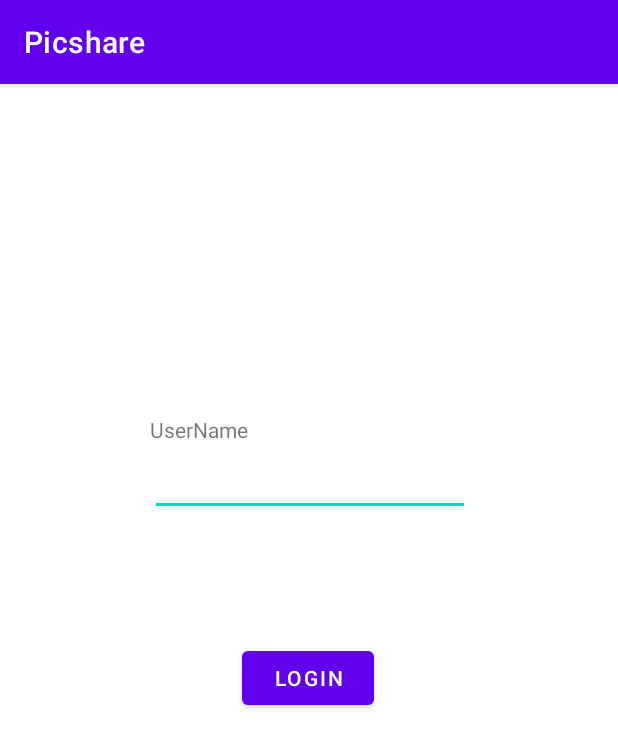
After one commit to pmvs-2021/labrabota11gruppa12-picshare, an Android app: the LoginActivity screen opened directly, with no data from a screen before it, on a phone screen of 412 x 824 dp. The commit adds this screen. Shown: the top 748 px of the screen. Run offline under Robolectric (Android 15) with nearby library versions, the phone set to English and light mode, and no system bars; our stand-ins replace Volley.

Commit message:
login activity created

```diff
--- /dev/null
+++ b/Picshare/app/src/main/java/com/example/picshare/activities/LoginActivity.kt
@@ -0,0 +1,74 @@
+package com.example.picshare.activities
+
+import android.content.Intent
+import android.content.SharedPreferences
+import androidx.appcompat.app.AppCompatActivity
+import android.os.Bundle
+import android.util.Log
+import android.view.View
+import android.widget.Button
+import android.widget.EditText
+import android.widget.Toast
+import androidx.core.text.set
+import com.android.volley.toolbox.Volley
+import com.example.picshare.Metadata
+import com.example.picshare.R
+import com.example.picshare.domain.User
+import com.example.picshare.service.SubscriberService
+import com.example.picshare.service.UserService
+import com.google.android.material.snackbar.BaseTransientBottomBar
+import com.google.android.material.snackbar.Snackbar
+import java.util.concurrent.ExecutionException
+
+class LoginActivity : AppCompatActivity() {
+    private var uname: EditText? = null
+    var loginBtn: Button? = null
+    var pref: SharedPreferences? = null
+    var inten: Intent? = null
+
+    override fun onCreate(savedInstanceState: Bundle?) {
+        super.onCreate(savedInstanceState)
+        setContentView(R.layout.activity_login)
+        Metadata.requests = Volley.newRequestQueue(this)
+        uname = findViewById(R.id.txtName)
+        loginBtn = findViewById(R.id.btnLogin)
+        pref = getSharedPreferences("user_details", MODE_PRIVATE)
+        inten = Intent(this@LoginActivity, DrawActivity::class.java)
+        if (pref!!.contains("username") && pref!!.contains("id")) {
+            startActivity(inten)
+            Metadata.thisUser = User(pref!!.getInt("id", 0), pref!!.getString("username", "")!!,
+                "")
+        }
+        loginBtn!!.setOnClickListener {
+            val username: String = uname!!.text.toString()
+            startAddUser(it, username)
+        }
+    }
+
+    private fun startAddUser(v: View?, username: String) {
+        val futureUsers = UserService.addUser(username)
+        val t = Thread {
+            try {
+                val jsonUser = futureUsers.get()
+                Metadata.thisUser = User(jsonUser.getInt("id"),
+                    jsonUser.getString("username"), jsonUser.getString("password"))
+                Log.d("USER", Metadata.thisUser.toString())
+                val editor: SharedPreferences.Editor = pref!!.edit()
+                editor.putInt("id", Metadata.thisUser.id)
+                editor.putString("username", username)
+                editor.apply()
+                startActivity(inten)
+            } catch (e: InterruptedException) {
+                e.printStackTrace()
+            } catch (e: ExecutionException) {
+                e.printStackTrace()
+                Snackbar.make(
+                    v!!, "The name is already taken!",
+                    BaseTransientBottomBar.LENGTH_SHORT
+                ).show()
+                uname!!.text.clear()
+            }
+        }
+        t.start()
+    }
+}
--- /dev/null
+++ b/Picshare/app/src/main/res/layout/activity_login.xml
@@ -0,0 +1,43 @@
+<?xml version="1.0" encoding="utf-8"?>
+<androidx.constraintlayout.widget.ConstraintLayout xmlns:android="http://schemas.android.com/apk/res/android"
+    xmlns:app="http://schemas.android.com/apk/res-auto"
+    xmlns:tools="http://schemas.android.com/tools"
+    android:layout_width="match_parent"
+    android:layout_height="match_parent"
+    android:orientation="vertical">
+
+    <EditText
+        android:id="@+id/txtName"
+        android:layout_width="wrap_content"
+        android:layout_height="wrap_content"
+        android:layout_marginTop="240dp"
+        android:ems="10"
+        android:importantForAutofill="no"
+        android:inputType="text"
+        android:minHeight="48dp"
+        app:layout_constraintEnd_toEndOf="parent"
+        app:layout_constraintHorizontal_bias="0.502"
+        app:layout_constraintStart_toStartOf="parent"
+        app:layout_constraintTop_toTopOf="parent"
+        tools:ignore="SpeakableTextPresentCheck" />
+
+    <Button
+        android:id="@+id/btnLogin"
+        android:layout_width="wrap_content"
+        android:layout_height="wrap_content"
+        android:layout_marginTop="84dp"
+        android:text="@string/login"
+        app:layout_constraintEnd_toEndOf="parent"
+        app:layout_constraintHorizontal_bias="0.498"
+        app:layout_constraintStart_toStartOf="parent"
+        app:layout_constraintTop_toBottomOf="@+id/txtName" />
+
+    <TextView
+        android:id="@+id/fstTxt"
+        android:layout_width="wrap_content"
+        android:layout_height="wrap_content"
+        android:text="@string/username"
+        app:layout_constraintBottom_toTopOf="@+id/txtName"
+        app:layout_constraintStart_toStartOf="@+id/txtName" />
+
+</androidx.constraintlayout.widget.ConstraintLayout>
--- a/Picshare/app/src/main/res/values/strings.xml
+++ b/Picshare/app/src/main/res/values/strings.xml
@@ -1,5 +1,9 @@
 <resources>
     <string name="app_name">Picshare</string>
+    <string name="log_out">Log Out</string>
+    <string name="login">Login</string>
+    <string name="username">UserName</string>
+    <string name="password">Password</string>
     <string name="open">Open</string>
     <string name="save">Save</string>
     <string name="share">Share</string>
--- a/Picshare/build.gradle
+++ b/Picshare/build.gradle
@@ -6,7 +6,7 @@ buildscript {
     }
     dependencies {
         classpath "com.android.tools.build:gradle:7.0.2"
-        classpath "org.jetbrains.kotlin:kotlin-gradle-plugin:1.5.20"
+        classpath 'org.jetbrains.kotlin:kotlin-gradle-plugin:1.5.21'
 
         // NOTE: Do not place your application dependencies here; they belong
         // in the individual module build.gradle files
```
Also changed, not shown: Picshare/app/src/main/AndroidManifest.xml (+15 -5 lines), Picshare/app/src/main/java/com/example/picshare/activities/DrawActivity.kt (+0 -8 lines), Picshare/app/src/main/java/com/example/picshare/service/UserService.java (+15 -0 lines).
